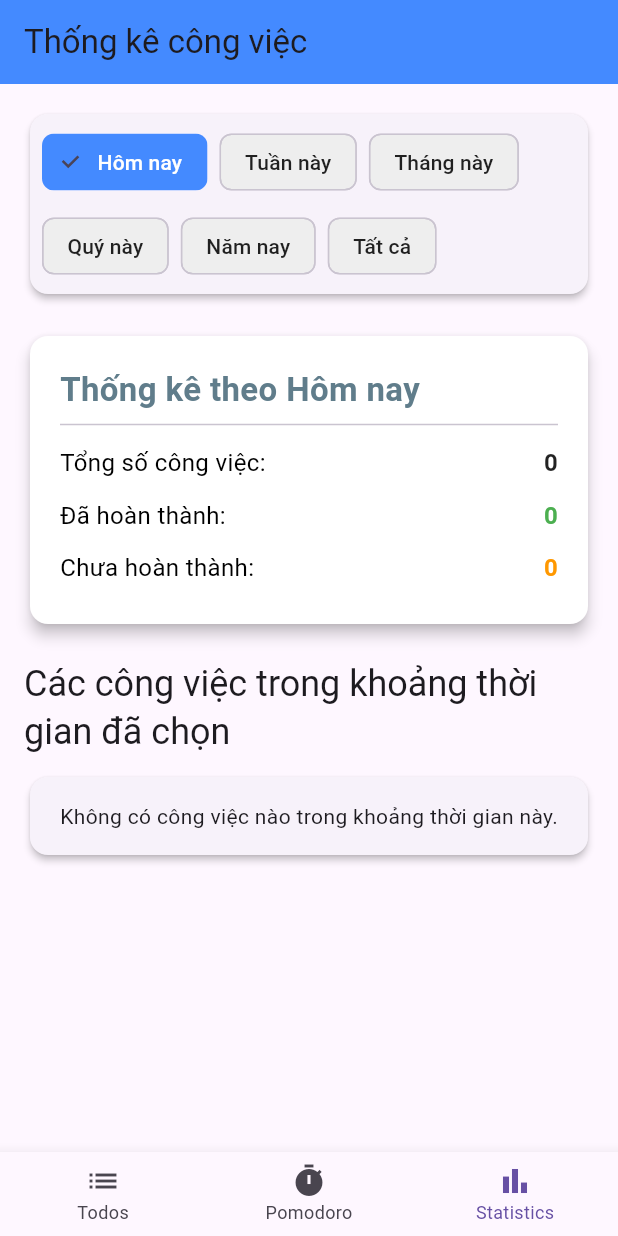
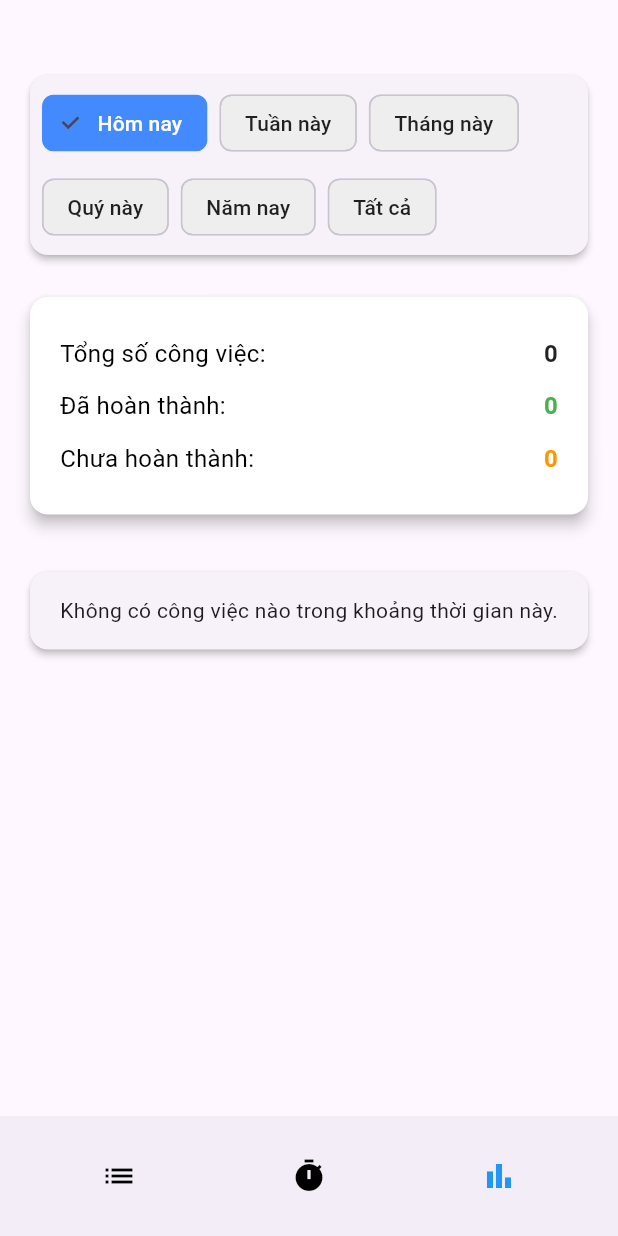
Before and after one commit to Khoa15/Tak, a Flutter app: the screen it shows after launch, item 3 of the bottom bar chosen, on a phone screen of 412 x 824 dp. Run offline on Flutter 3.47's test engine with Material 3 defaults, Android fonts, the phone set to English and light mode, and no system bars; our stand-ins replace flutter_local_notifications, go_router, sqflite, timezone; accounts and stored records are empty.

Commit message:
fix: text overflow

```diff
--- a/lib/main.dart
+++ b/lib/main.dart
@@ -1,7 +1,6 @@
 import 'package:flutter/material.dart';
 import 'package:tak/routing/app_router.dart';
 import 'utils/notification_service.dart';
-
 
 Future<void> main() async {
   WidgetsFlutterBinding.ensureInitialized();
@@ -24,7 +23,6 @@ class TodoApp extends StatelessWidget {
         pageTransitionsTheme: const PageTransitionsTheme(
           builders: <TargetPlatform, PageTransitionsBuilder>{
             TargetPlatform.android: PredictiveBackPageTransitionsBuilder(),
-            // TargetPlatform.iOS: ZoomPageTransitionsBuilder(),
           },
         ),
       ),
--- a/lib/models/todo.dart
+++ b/lib/models/todo.dart
@@ -29,8 +29,9 @@ class Todo {
     return {
       columnId: id,
       columnTitle: text,
-      columnDeadline: deadline?.toIso8601String(), // Lưu DateTime dưới dạng String
-      columnIsDone: isDone ? 1 : 0, // Chuyển đổi bool thành int (1 hoặc 0)
+      columnDeadline: deadline?.toIso8601String(),
+      columnIsDone: isDone ? 1 : 0,
+      columnCreatedAt: DateTime.now().toIso8601String()
     };
   }
 
@@ -40,8 +41,7 @@ class Todo {
   Todo.fromMap(Map<String, Object?> map)
       : id = map[columnId] as int?,
         text = map[columnTitle] as String,
-        deadline = map[columnDeadline] != null
-            ? DateTime.parse(map[columnDeadline] as String)
-            : null,
-        isDone = map[columnIsDone] == 1 ? true : false;
+        deadline = map[columnDeadline] != null ? DateTime.parse(map[columnDeadline] as String): null,
+        isDone = map[columnIsDone] == 1 ? true : false,
+        createdAt = map[columnCreatedAt] != null ? DateTime.parse(map[columnCreatedAt] as String) : null;
 }
--- a/lib/routing/tab_controller.dart
+++ b/lib/routing/tab_controller.dart
@@ -34,37 +34,53 @@ class _AppTabControllerState extends State<AppTabController> {
     return Scaffold(
       // body: _pages[_selectedIndex],
       body: Stack(
-          children: [
-            Column(
-              children: [
-                Expanded(child: _pages[_selectedIndex]),
-              ],
-            ),
-            // if (isLoading)
-            //   Container(
-            //     color: Colors.white.withAlpha(100),
-            //     alignment: Alignment.center,
-            //     child: LoadingAnimationWidget.threeArchedCircle(
-            //       color: colorScheme.primary,
-            //       size: 48,
-            //     ),
-            //   )
-          ],
+        children: [
+          Column(children: [Expanded(child: _pages[_selectedIndex])]),
+        ],
+      ),
+      bottomNavigationBar: BottomAppBar(
+        // shape: const CircularNotchedRectangle(),
+        child: Row(
+          mainAxisAlignment: MainAxisAlignment.spaceAround,
+          children: List.generate(
+            _tabIcons.length,
+            (index) => IconButton(
+                onPressed: () => _onItemTapped(index),
+                icon: Icon(_tabIcons.values.elementAt(index)),
+                color: (_selectedIndex == index) ? Colors.blue : Colors.black,
+              )
+            )
+          // [
+          //   IconButton(
+          //     onPressed: () => _onItemTapped(0),
+          //     icon: const Icon(Icons.list),
+          //   ),
+          //   IconButton(
+          //     onPressed: () => _onItemTapped(1),
+          //     icon: const Icon(Icons.timer),
+          //   ),
+          //   IconButton(
+          //     onPressed: () => _onItemTapped(2),
+          //     icon: const Icon(Icons.bar_chart),
+          //     color: Colors.blue,
+          //   ),
+          // ],
         ),
-      bottomNavigationBar: BottomNavigationBar(
-        items: _tabIcons.keys
-            .map((title) => BottomNavigationBarItem(
-                  icon: Icon(_tabIcons[title]),
-                  label: title,
-                ))
-            .toList(),
-        currentIndex: _selectedIndex,
-        onTap: _onItemTapped,
-        selectedItemColor: Theme.of(context).colorScheme.primary,
-        unselectedItemColor: Theme.of(context).colorScheme.onSurfaceVariant,
-        showUnselectedLabels: true,
-        selectedFontSize: 12,
       ),
+      // BottomNavigationBar(
+      //   items: _tabIcons.keys
+      //       .map((title) => BottomNavigationBarItem(
+      //             icon: Icon(_tabIcons[title]),
+      //             label: title,
+      //           ))
+      //       .toList(),
+      //   currentIndex: _selectedIndex,
+      //   onTap: _onItemTapped,
+      //   selectedItemColor: Theme.of(context).colorScheme.primary,
+      //   unselectedItemColor: Theme.of(context).colorScheme.onSurfaceVariant,
+      //   showUnselectedLabels: true,
+      //   selectedFontSize: 12,
+      // ),
     );
   }
 }
--- a/lib/ui/screens/statistics/statistics_screen.dart
+++ b/lib/ui/screens/statistics/statistics_screen.dart
@@ -4,26 +4,10 @@ import 'package:flutter/material.dart';
 import 'package:tak/core/todo_provider.dart';
 import 'package:tak/models/todo.dart';
 
-
-// List<Todo> mockTodos = [
-//   Todo(id: 1, text: 'Hoàn thành báo cáo', isDone: true, createdAt: DateTime(2025, 7, 14)), // Yesterday
-//   Todo(id: 2, text: 'Gọi điện cho khách hàng', isDone: false, createdAt: DateTime(2025, 7, 15)), // Today
-//   Todo(id: 3, text: 'Sửa lỗi ứng dụng', isDone: true, createdAt: DateTime(2025, 7, 10)), // Last week
-//   Todo(id: 4, text: 'Lên lịch họp', isDone: false, createdAt: DateTime(2025, 6, 20)), // Last month
-//   Todo(id: 5, text: 'Trả lời email', isDone: true, createdAt: DateTime(2025, 7, 15)), // Today
-//   Todo(id: 6, text: 'Tạo tài liệu hướng dẫn', isDone: false, createdAt: DateTime(2025, 5, 5)), // Q2
-//   Todo(id: 7, text: 'Tập thể dục', isDone: true, createdAt: DateTime(2024, 12, 1)), // Last year
-//   Todo(id: 8, text: 'Kiểm tra dự án mới', isDone: true, createdAt: DateTime(2025, 7, 15)), // Today
-//   Todo(id: 9, text: 'Gặp gỡ đối tác', isDone: false, createdAt: DateTime(2025, 7, 13)), // This week
-//   Todo(id: 10, text: 'Nộp thuế', isDone: true, createdAt: DateTime(2025, 3, 10)), // Q1
-// ];
-
-
 enum TimeFilter { today, week, month, quarter, year, all }
 
 class StatisticsScreen extends StatefulWidget {
   const StatisticsScreen({super.key});
-
 
   @override
   State<StatisticsScreen> createState() => _StatisticsScreenState();
@@ -47,14 +31,18 @@ class _StatisticsScreenState extends State<StatisticsScreen> {
 
   void _initialize() async {
     await _todoProvider.init();
-    _todoProvider.getAllTodos().then((todos) {
+    _todoProvider
+        .getAllTodos()
+        .then((todos) {
           if (todos != null) {
             setState(() {
-          mockTodos = todos; // Cập nhật danh sách công việc từ cơ sở dữ liệu
+              mockTodos =
+                  todos; // Cập nhật danh sách công việc từ cơ sở dữ liệu
               _applyFilter(_selectedFilter); // Áp dụng bộ lọc ban đầu
             });
           }
-    }).catchError((error) {
+        })
+        .catchError((error) {
           print('Error fetching todos: $error');
         });
   }
@@ -64,7 +52,9 @@ class _StatisticsScreenState extends State<StatisticsScreen> {
       _selectedFilter = filter;
       _filteredTodos = _getFilteredTodos(filter);
       _totalFilteredTodos = _filteredTodos.length;
-      _completedFilteredTodos = _filteredTodos.where((todo) => todo.isDone).length;
+      _completedFilteredTodos = _filteredTodos
+          .where((todo) => todo.isDone)
+          .length;
       _pendingFilteredTodos = _totalFilteredTodos - _completedFilteredTodos;
     });
   }
@@ -72,7 +62,14 @@ class _StatisticsScreenState extends State<StatisticsScreen> {
   List<Todo> _getFilteredTodos(TimeFilter filter) {
     final now = DateTime.now();
     DateTime startDate;
-    DateTime endDate = DateTime(now.year, now.month, now.day, 23, 59, 59); // Cuối ngày hiện tại
+    DateTime endDate = DateTime(
+      now.year,
+      now.month,
+      now.day,
+      23,
+      59,
+      59,
+    ); // Cuối ngày hiện tại
 
     switch (filter) {
       case TimeFilter.today:
@@ -80,7 +77,9 @@ class _StatisticsScreenState extends State<StatisticsScreen> {
         break;
       case TimeFilter.week:
         // Lấy ngày đầu tiên của tuần (ví dụ: Thứ Hai)
-        startDate = now.subtract(Duration(days: now.weekday - 1)); // Lấy thứ 2 của tuần hiện tại
+        startDate = now.subtract(
+          Duration(days: now.weekday - 1),
+        ); // Lấy thứ 2 của tuần hiện tại
         startDate = DateTime(startDate.year, startDate.month, startDate.day);
         break;
       case TimeFilter.month:
@@ -100,36 +99,34 @@ class _StatisticsScreenState extends State<StatisticsScreen> {
 
     // Lọc các công việc được tạo trong khoảng thời gian đã chọn
     return mockTodos.where((todo) {
-      return todo.createdAt!.isAfter(startDate.subtract(const Duration(days: 1))) && // Bắt đầu từ 00:00:00 của startDate
-             todo.createdAt!.isBefore(endDate.add(const Duration(days: 1))); // Kết thúc ở 23:59:59 của endDate
+      return todo.createdAt!.isAfter(
+            startDate.subtract(const Duration(days: 1)),
+          ) && // Bắt đầu từ 00:00:00 của startDate
+          todo.createdAt!.isBefore(
+            endDate.add(const Duration(days: 1)),
+          ); // Kết thúc ở 23:59:59 của endDate
     }).toList();
   }
 
   @override
   Widget build(BuildContext context) {
-    return Scaffold(
-      appBar: AppBar(
-        title: const Text('Thống kê công việc'),
-        backgroundColor: Colors.blueAccent,
-      ),
-      body: SingleChildScrollView(
+    return Padding(
+      padding: const EdgeInsets.symmetric(vertical: 30),
+      child: SingleChildScrollView(
         padding: const EdgeInsets.all(16.0),
         child: Column(
           crossAxisAlignment: CrossAxisAlignment.stretch,
           children: [
-            // --- Bộ lọc thời gian ---
             _buildTimeFilterButtons(),
             const SizedBox(height: 20),
 
-            // --- Phần Tổng quan/Số liệu tóm tắt ---
             _buildSummaryCard(),
             const SizedBox(height: 20),
 
-            // --- Phần Danh sách chi tiết các công việc đã lọc ---
-            Text(
-              'Các công việc trong khoảng thời gian đã chọn',
-              style: Theme.of(context).textTheme.headlineSmall,
-            ),
+            // Text(
+            //   'Các công việc trong khoảng thời gian đã chọn',
+            //   style: Theme.of(context).textTheme.headlineSmall,
+            // ),
             const SizedBox(height: 10),
             _buildFilteredTodoList(),
           ],
@@ -145,8 +142,8 @@ class _StatisticsScreenState extends State<StatisticsScreen> {
       child: Padding(
         padding: const EdgeInsets.all(8.0),
         child: Wrap(
-          spacing: 8.0, // Khoảng cách giữa các nút
-          runSpacing: 8.0, // Khoảng cách giữa các dòng nếu tràn
+          spacing: 8.0,
+          runSpacing: 8.0,
           children: TimeFilter.values.map((filter) {
             return ChoiceChip(
               label: Text(_getFilterLabel(filter)),
@@ -158,7 +155,9 @@ class _StatisticsScreenState extends State<StatisticsScreen> {
               },
               selectedColor: Colors.blueAccent,
               labelStyle: TextStyle(
-                color: _selectedFilter == filter ? Colors.white : Colors.black87,
+                color: _selectedFilter == filter
+                    ? Colors.white
+                    : Colors.black87,
               ),
               backgroundColor: Colors.grey[200],
             );
@@ -195,28 +194,50 @@ class _StatisticsScreenState extends State<StatisticsScreen> {
         child: Column(
           crossAxisAlignment: CrossAxisAlignment.start,
           children: [
-            Text(
-              'Thống kê theo ${_getFilterLabel(_selectedFilter)}',
-              style: const TextStyle(fontSize: 22, fontWeight: FontWeight.bold, color: Colors.blueGrey),
+            // Text(
+            //   'Thống kê theo ${_getFilterLabel(_selectedFilter)}',
+            //   style: const TextStyle(fontSize: 22, fontWeight: FontWeight.bold, color: Colors.blueGrey),
+            // ),
+            // const Divider(),
+            _buildStatRow('Tổng số công việc:', '$_totalFilteredTodos'),
+            _buildStatRow(
+              'Đã hoàn thành:',
+              '$_completedFilteredTodos',
+              color: Colors.green,
             ),
-            const Divider(),
-            _buildStatRow('Tổng số công việc:', '$_totalFilteredTodos'),
-            _buildStatRow('Đã hoàn thành:', '$_completedFilteredTodos', color: Colors.green),
-            _buildStatRow('Chưa hoàn thành:', '$_pendingFilteredTodos', color: Colors.orange),
+            _buildStatRow(
+              'Chưa hoàn thành:',
+              '$_pendingFilteredTodos',
+              color: Colors.orange,
+            ),
           ],
         ),
       ),
     );
   }
 
-  Widget _buildStatRow(String label, String value, {Color color = Colors.black87}) {
+  Widget _buildStatRow(
+    String label,
+    String value, {
+    Color color = Colors.black87,
+  }) {
     return Padding(
       padding: const EdgeInsets.symmetric(vertical: 6.0),
       child: Row(
         mainAxisAlignment: MainAxisAlignment.spaceBetween,
         children: [
-          Text(label, style: const TextStyle(fontSize: 16, color: Colors.black)),
-          Text(value, style: TextStyle(fontSize: 16, fontWeight: FontWeight.bold, color: color)),
+          Text(
+            label,
+            style: const TextStyle(fontSize: 16, color: Colors.black),
+          ),
+          Text(
+            value,
+            style: TextStyle(
+              fontSize: 16,
+              fontWeight: FontWeight.bold,
+              color: color,
+            ),
+          ),
         ],
       ),
     );
@@ -237,12 +258,12 @@ class _StatisticsScreenState extends State<StatisticsScreen> {
     }
 
     return Card(
-      elevation: 4,
+      elevation: 2,
       shape: RoundedRectangleBorder(borderRadius: BorderRadius.circular(12)),
       color: Colors.white,
       child: ListView.builder(
-        shrinkWrap: true, // Quan trọng: Để ListView chiếm đủ không gian cần thiết
-        physics: const NeverScrollableScrollPhysics(), // Không cho phép cuộn riêng
+        shrinkWrap: true,
+        physics: const NeverScrollableScrollPhysics(),
         itemCount: _filteredTodos.length,
         itemBuilder: (context, index) {
           final todo = _filteredTodos[index];
@@ -255,13 +276,49 @@ class _StatisticsScreenState extends State<StatisticsScreen> {
               todo.text,
               style: TextStyle(
                 decoration: todo.isDone ? TextDecoration.lineThrough : TextDecoration.none,
+                overflow: TextOverflow.ellipsis,
               ),
+              maxLines: 2,
             ),
             subtitle: Text('Tạo lúc: ${todo.createdAt.toString().split(' ')[0]}'),
           );
+          // Row(
+          //   children: <Widget>[
+          //     Icon(
+          //       _todo.isDone
+          //           ? Icons.check_circle
+          //           : Icons.radio_button_unchecked,
+          //       color: _todo.isDone ? Colors.green : Colors.orange,
+          //     ),
+          //     Expanded(
+          //       child: Column(
+          //         mainAxisSize: MainAxisSize.min,
+          //         mainAxisAlignment: MainAxisAlignment.start,
+          //         crossAxisAlignment: CrossAxisAlignment.start,
+          //         children: [
+          //           Text(
+          //             _todo.text,
+          //             style: TextStyle(
+          //               color: _todo.isDone ? Colors.grey[400] : Colors.black,
+          //               decoration: _todo.isDone
+          //                   ? TextDecoration.lineThrough
+          //                   : TextDecoration.none,
+          //             ),
+          //           ),
+          //           Text(
+          //             _todo.deadline!.toLocal().toString().split(' ')[0],
+          //             style: TextStyle(
+          //               color: _todo.isDone ? Colors.grey[400] : Colors.black,
+          //             ),
+          //           ),
+          //         ],
+          //       ),
+          //     ),
+          //   ],
+          // );
+
         },
       ),
     );
   }
-
 }
--- a/lib/utils/time.dart
+++ b/lib/utils/time.dart
@@ -11,6 +11,7 @@ class Time {
       initialDate: initialDate ?? now,
       firstDate: now,
       lastDate: DateTime(now.year + 10),
+      helpText: 'Chọn ngày hạn',
     );
     return picked;
   }
```
Also changed, not shown: lib/ui/screens/todo/todo_detail_screen.dart (+22 -15 lines), lib/ui/screens/todo/todo_screen.dart (+1 -41 lines), lib/ui/screens/todo/widgets/todo_item.dart (+35 -31 lines). Lines whose indentation alone changed are shown as unchanged.
